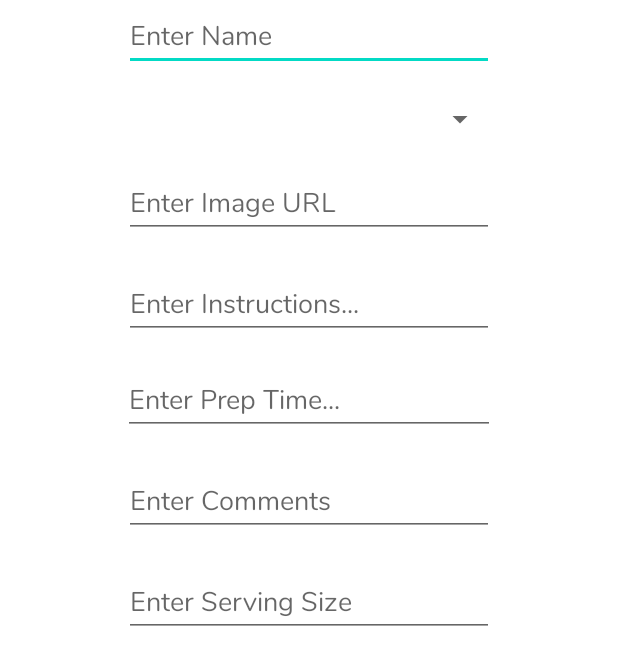
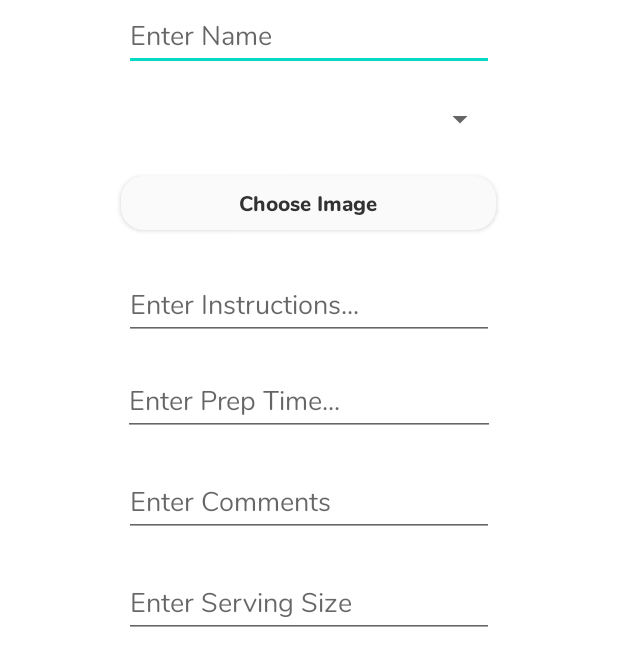
Before and after one commit to CMPUT301F22T23/LunchMunch, an Android app: the layout recipe_item_dialog.xml on its own in the app's theme, with its tools: preview values and no code run, on a phone screen of 412 x 824 dp. Shown: the top 666 px of the screen. Run offline under Robolectric (Android 15) with nearby library versions, the phone set to English and light mode, and no system bars.

```diff
--- a/app/src/main/java/com/example/lunchmunch/RecipeFragment.java
+++ b/app/src/main/java/com/example/lunchmunch/RecipeFragment.java
@@ -36,7 +36,7 @@ public class RecipeFragment extends DialogFragment implements AdapterView.OnItem
     String mealType = "";
     EditText recipeName;
     EditText recipeInstructions;
-    private EditText recipeImage;
+    private Button recipeImage;
     EditText servings;
     EditText prepTime;
     private EditText comments;
--- a/app/src/main/res/layout/ingredient_item_fragment.xml
+++ b/app/src/main/res/layout/ingredient_item_fragment.xml
@@ -54,7 +54,7 @@
                     android:layout_marginTop="24dp"
                     android:fontFamily="@font/nunito"
                     android:hint="@string/ingredient_amount_placeholder"
-                    android:inputType="number"
+                    android:inputType="numberDecimal"
                     app:layout_constraintEnd_toEndOf="parent"
                     app:layout_constraintStart_toStartOf="parent" />
 
--- a/app/src/main/res/layout/recipe_item_dialog.xml
+++ b/app/src/main/res/layout/recipe_item_dialog.xml
@@ -40,16 +40,20 @@
                 android:layout_marginBottom="20dp"
                 android:fontFamily="@font/nunito" />
 
-            <EditText
+            <Button
                 android:id="@+id/recipeImage"
-                android:layout_width="wrap_content"
+                android:layout_width="250dp"
                 android:layout_height="wrap_content"
                 android:layout_gravity="center"
                 android:layout_marginBottom="20dp"
+                app:cornerRadius="15dp"
                 android:ems="10"
-                android:fontFamily="@font/nunito"
-                android:hint="Enter Image URL"
+                android:backgroundTint="@color/white_button"
+                android:textColor="@color/black_header"
+                android:textSize="14dp"
+                android:fontFamily="@font/nunito_extrabold"
                 android:inputType="textPersonName"
+                android:text="Choose Image"
                 android:textAppearance="@style/TextAppearance.AppCompat.Medium" />
 
             <EditText
```
Also changed, not shown: app/src/main/java/com/example/lunchmunch/IngredientsActivity.java (+8 -3 lines).
